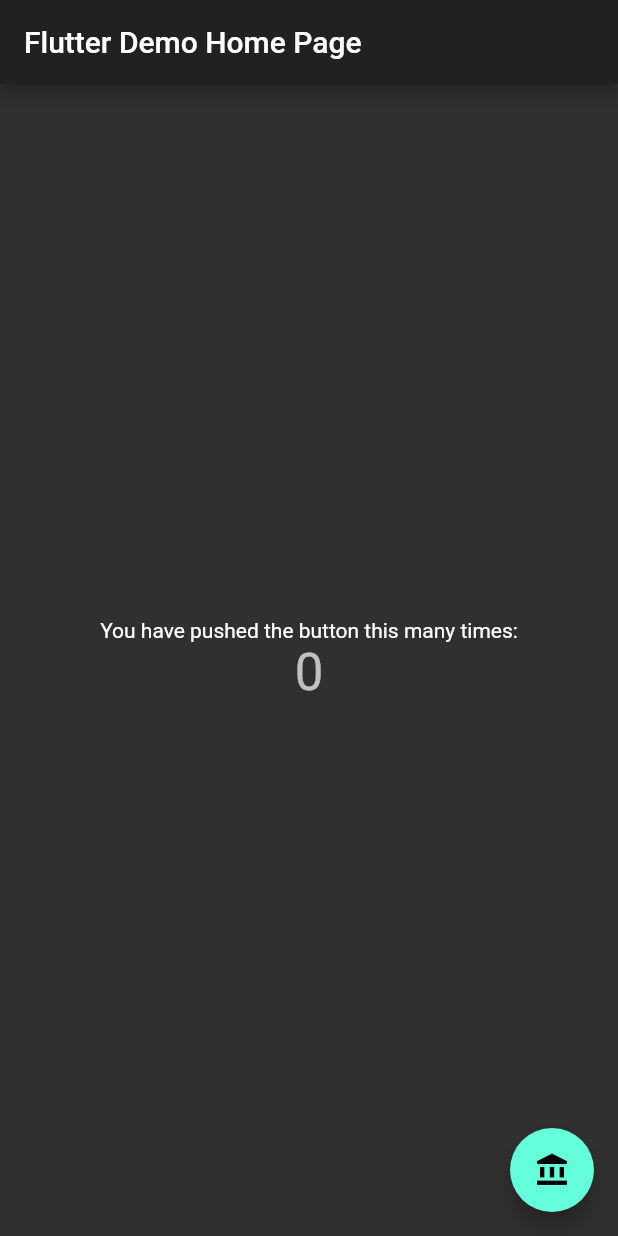
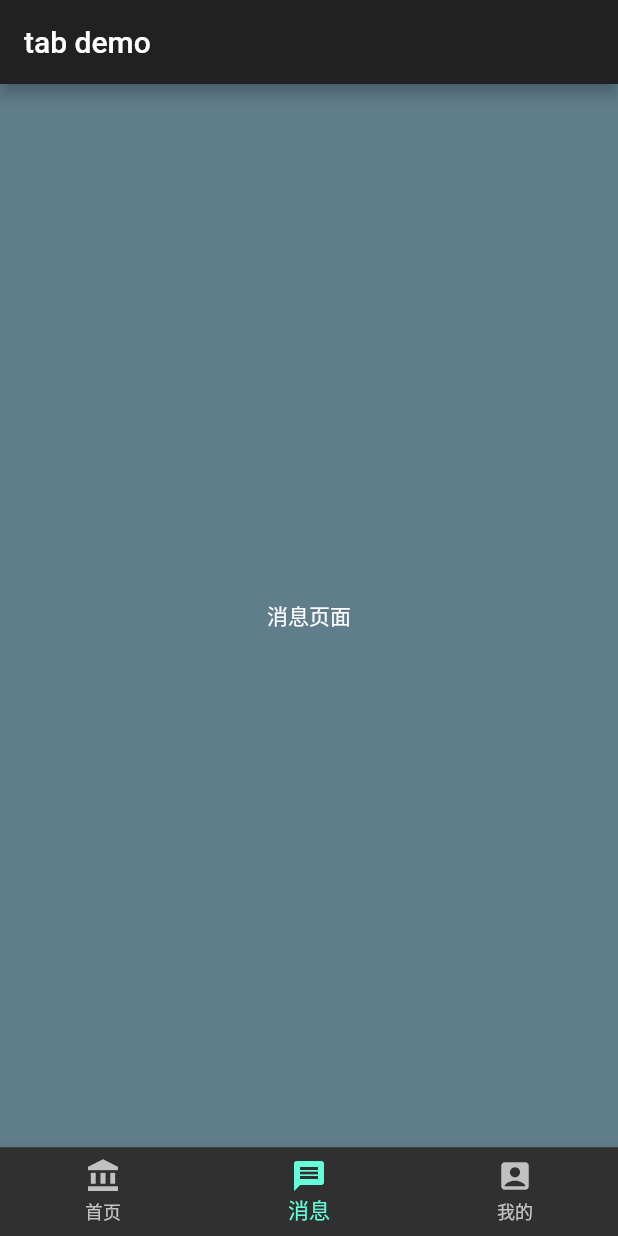
Before and after one commit to wangkang375/flutterDemo, a Flutter app: the screen it shows after launch, on a phone screen of 412 x 824 dp. Run offline on Flutter 3.47's test engine with Material 2 defaults, Android fonts, the phone set to English and light mode, and no system bars.

Commit message:
模块初始化

```diff
--- a/lib/main.dart
+++ b/lib/main.dart
@@ -1,4 +1,7 @@
 import 'package:flutter/material.dart';
+import 'page/Homepage.dart';
+import 'page/MessagePage.dart';
+import 'page/MinePage.dart';
 
 void main() => runApp(MyApp());
 
@@ -9,23 +12,13 @@ class MyApp extends StatelessWidget {
     return MaterialApp(
       title: 'Flutter Demo',
       theme: ThemeData.dark(),
-      home: MyHomePage(title: 'Flutter Demo Home Page'),
+      home: MyHomePage(title: 'tab demo'),
     );
   }
 }
 
-
 class MyHomePage extends StatefulWidget {
   MyHomePage({Key key, this.title}) : super(key: key);
-
-  // This widget is the home page of your application. It is stateful, meaning
-  // that it has a State object (defined below) that contains fields that affect
-  // how it looks.
-
-  // This class is the configuration for the state. It holds the values (in this
-  // case the title) provided by the parent (in this case the App widget) and
-  // used by the build method of the State. Fields in a Widget subclass are
-  // always marked "final".
 
   final String title;
 
@@ -34,68 +27,41 @@ class MyHomePage extends StatefulWidget {
 }
 
 class _MyHomePageState extends State<MyHomePage> {
-  int _counter = 0;
+  var selectIndex = 1;
+  var homepages = [HomePage(), MessagePage(), MinePage()];
 
-  void _incrementCounter() {
-    setState(() {
-      // This call to setState tells the Flutter framework that something has
-      // changed in this State, which causes it to rerun the build method below
-      // so that the display can reflect the updated values. If we changed
-      // _counter without calling setState(), then the build method would not be
-      // called again, and so nothing would appear to happen.
-      _counter++;
-    });
+  @override
+  void initState() {
+    super.initState();
+  }
+
+  @override
+  void dispose() {
+    super.dispose();
   }
 
   @override
   Widget build(BuildContext context) {
-    // This method is rerun every time setState is called, for instance as done
-    // by the _incrementCounter method above.
-    //
-    // The Flutter framework has been optimized to make rerunning build methods
-    // fast, so that you can just rebuild anything that needs updating rather
-    // than having to individually change instances of widgets.
     return Scaffold(
       appBar: AppBar(
-        // Here we take the value from the MyHomePage object that was created by
-        // the App.build method, and use it to set our appbar title.
         title: Text(widget.title),
       ),
-      body: Center(
-        // Center is a layout widget. It takes a single child and positions it
-        // in the middle of the parent.
-        child: Column(
-          // Column is also layout widget. It takes a list of children and
-          // arranges them vertically. By default, it sizes itself to fit its
-          // children horizontally, and tries to be as tall as its parent.
-          //
-          // Invoke "debug painting" (press "p" in the console, choose the
-          // "Toggle Debug Paint" action from the Flutter Inspector in Android
-          // Studio, or the "Toggle Debug Paint" command in Visual Studio Code)
-          // to see the wireframe for each widget.
-          //
-          // Column has various properties to control how it sizes itself and
-          // how it positions its children. Here we use mainAxisAlignment to
-          // center the children vertically; the main axis here is the vertical
-          // axis because Columns are vertical (the cross axis would be
-          // horizontal).
-          mainAxisAlignment: MainAxisAlignment.center,
-          children: <Widget>[
-            Text(
-              'You have pushed the button this many times:',
-            ),
-            Text(
-              '$_counter',
-              style: Theme.of(context).textTheme.display1,
-            ),
-          ],
-        ),
-      ),
-      floatingActionButton: FloatingActionButton(
-        onPressed: _incrementCounter,
-        tooltip: 'Increment',
-        child: Icon(Icons.account_balance),
-      ), // This trailing comma makes auto-formatting nicer for build methods.
+      body: homepages[selectIndex],
+      bottomNavigationBar: BottomNavigationBar(
+          onTap: (index) {
+            setState(() {
+              selectIndex = index;
+            });
+          },
+          currentIndex: selectIndex,
+          items: [
+            BottomNavigationBarItem(
+                icon: Icon(Icons.account_balance), title: Text("首页")),
+            BottomNavigationBarItem(
+                icon: Icon(Icons.message), title: Text("消息")),
+            BottomNavigationBarItem(
+                icon: Icon(Icons.account_box), title: Text("我的")),
+          ]),
     );
   }
 }
--- /dev/null
+++ b/lib/page/MessagePage.dart
@@ -0,0 +1,13 @@
+import 'package:flutter/material.dart';
+
+class MessagePage extends StatelessWidget {
+  @override
+  Widget build(BuildContext context) {
+    return Container(
+      color: Colors.blueGrey,
+      child: Center(
+        child: Text("消息页面"),
+      ),
+    );
+  }
+}
--- a/lib/page/homepage.dart
+++ /dev/null
@@ -1,15 +0,0 @@
-import 'package:flutter/material.dart';
-
-class Homepage extends StatelessWidget {
-  const Homepage({Key key}) : super(key: key);
-
-  @override
-  Widget build(BuildContext context) {
-    return MaterialApp(
-      theme: ThemeData.dark(),
-      home: AppBar(
-        title: Text("homepage"),
-      ),
-    );
-  }
-}
```
Also changed, not shown: lib/page/Homepage.dart (added, +48 -0 lines), lib/page/MinePage.dart (added, +13 -0 lines).
